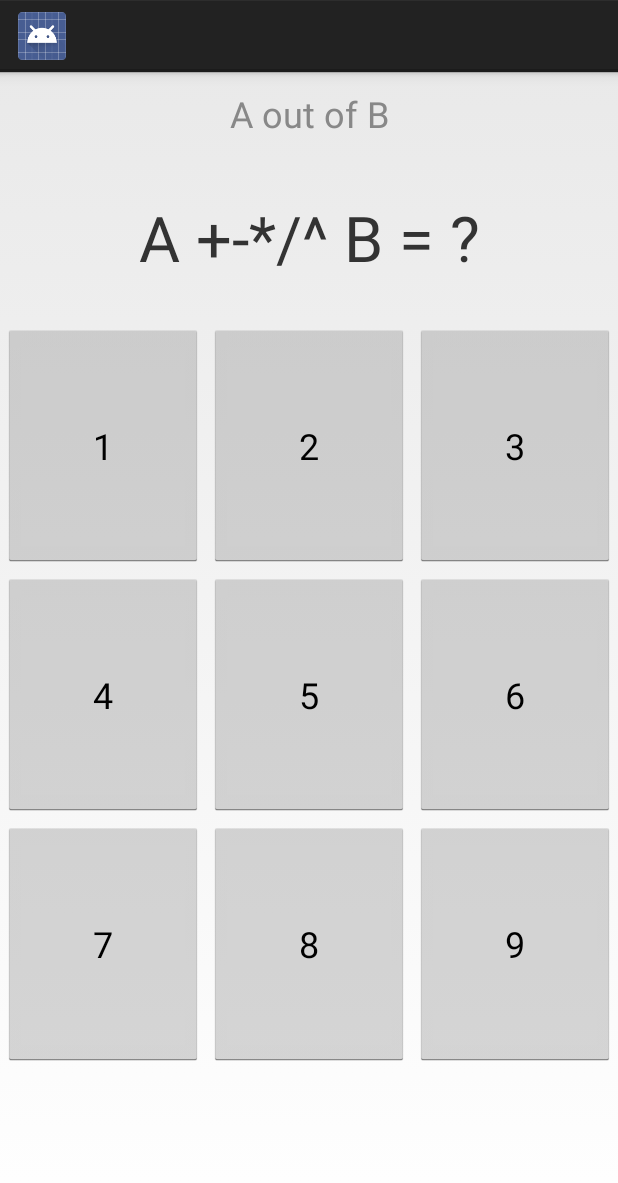
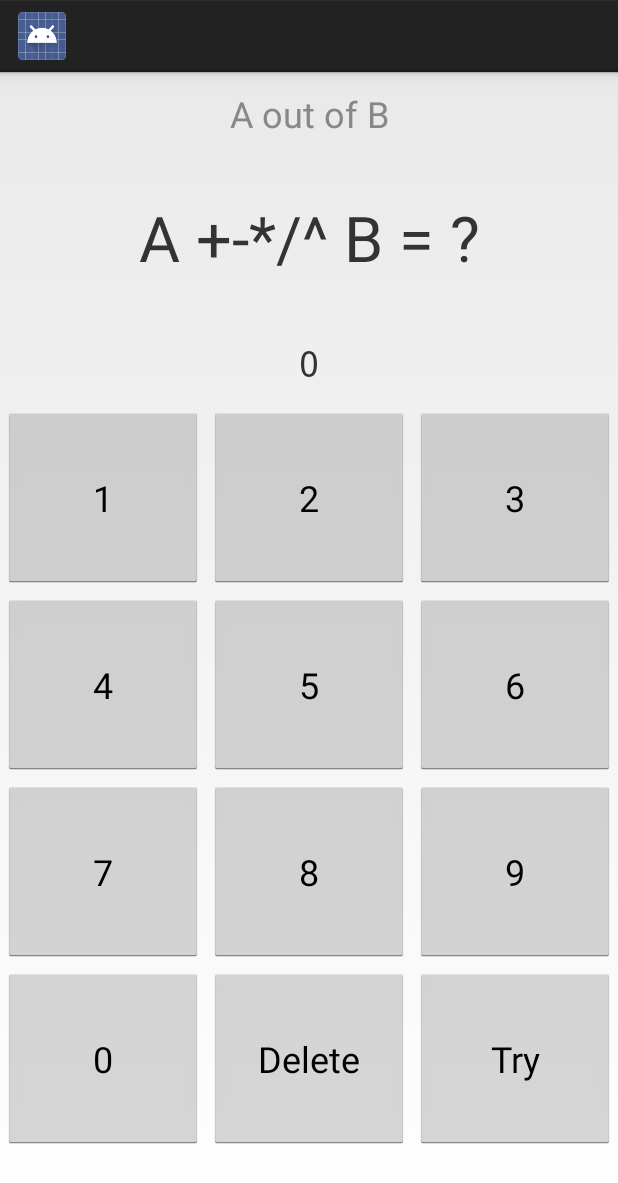
Before and after one commit to RedSponge/AndroidSchoolExercises, an Android app: the MathChallengeActivity screen opened directly, with no data from a screen before it, on a phone screen of 412 x 824 dp. Shown: the top 1183 px of the screen. Run offline under Robolectric (Android 15) with nearby library versions, the phone set to English and light mode, and no system bars.

Commit message:
Add all buttons and add number inputting and deleting functionality

```diff
--- a/app/src/main/java/com/redsponge/coolapp/projects/MathChallengeActivity.java
+++ b/app/src/main/java/com/redsponge/coolapp/projects/MathChallengeActivity.java
@@ -2,21 +2,31 @@ package com.redsponge.coolapp.projects;
 
 import android.app.Activity;
 import android.os.Bundle;
+import android.view.View;
 import android.widget.Button;
+import android.widget.TextView;
+import android.widget.Toast;
 
 import com.example.coolapp.R;
 
 public class MathChallengeActivity extends Activity {
 
-    private int[] buttonIds;
-    private Button[] buttons;
+    private static final int MAX_DIGITS = 6;
+    private int[] digitButtonIds;
+    private Button[] digitButtons;
+
+    private TextView tvQuestionNumberDisplay;
+    private TextView tvQuestion;
+    private TextView tvAnswerDisplay;
+    private int numberGuess;
 
     @Override
     protected void onCreate(Bundle savedInstanceState) {
         super.onCreate(savedInstanceState);
         setContentView(R.layout.activity_math_challenge);
 
-        buttonIds = new int[] {
+        digitButtonIds = new int[] {
+                R.id.buttonZero,
                 R.id.buttonOne,
                 R.id.buttonTwo,
                 R.id.buttonThree,
@@ -28,18 +38,44 @@ public class MathChallengeActivity extends Activity {
                 R.id.buttonNine,
         };
 
-        // TODO: Add 0
+        setupDigitButtons();
 
-        setupButtons();
+        tvQuestionNumberDisplay = findViewById(R.id.tvQuestionNumberDisplay);
+        tvQuestion = findViewById(R.id.tvQuestion);
+        tvAnswerDisplay = findViewById(R.id.tvAnswerDisplay);
+        numberGuess = 0;
     }
 
-    private void setupButtons() {
-        buttons = new Button[buttonIds.length];
-        for(int i = 0; i < buttonIds.length; i++) {
-            int buttonId = buttonIds[i];
+    private void setupDigitButtons() {
+        digitButtons = new Button[digitButtonIds.length];
+        for(int i = 0; i < digitButtonIds.length; i++) {
+            int buttonId = digitButtonIds[i];
             Button button = findViewById(buttonId);
-            button.setText("" + (i + 1));
-            buttons[i] = button;
+            button.setText("" + (i));
+            digitButtons[i] = button;
+
+            int finalI = i;
+            button.setOnClickListener((v) -> enterDigit(finalI));
         }
     }
+
+    private void enterDigit(int digit) {
+        if(("" + numberGuess).length() < MAX_DIGITS) {
+            numberGuess = (numberGuess * 10) + digit;
+            updateGuessDisplay();
+        }
+    }
+
+    private void updateGuessDisplay() {
+        tvAnswerDisplay.setText("" + numberGuess);
+    }
+
+    public void deleteGuess(View view) {
+        numberGuess = 0;
+        updateGuessDisplay();
+    }
+
+    public void tryGuess(View view) {
+        Toast.makeText(this, "Trying guess", Toast.LENGTH_SHORT).show();
+    }
 }
--- a/app/src/main/res/layout/activity_math_challenge.xml
+++ b/app/src/main/res/layout/activity_math_challenge.xml
@@ -11,29 +11,40 @@
         android:text="A out of B" android:gravity="center" android:textSize="24sp" android:textColor="#FF888888"/>
 
     <TextView
+        android:id="@+id/tvQuestion"
         android:layout_width="match_parent"
         android:layout_height="0dp" android:layout_weight="2" android:text="A +-*/^ B = ?" android:gravity="center" android:textSize="42sp" android:textColor="#333333"/>
 
+    <TextView
+        android:id="@+id/tvAnswerDisplay"
+        android:fontFamily="monospace"
+        android:layout_width="match_parent"
+        android:layout_height="0dp" android:layout_weight="1" android:text="0" android:gravity="center" android:textSize="24sp" android:textColor="#333333"/>
+
     <TableLayout
         android:layout_width="match_parent"
-        android:layout_height="0dp" android:layout_weight="9" android:weightSum="3">
+        android:layout_height="0dp" android:layout_weight="9" android:weightSum="4">
 
-        <TableRow android:layout_height="0dp" android:layout_weight="1" android:weightSum="3">
-            <Button android:id="@+id/buttonOne" android:textSize="24sp" android:layout_width="0dp" android:layout_weight="1" android:layout_height="match_parent" android:layout_margin="2dp" android:gravity="center"/>
-            <Button android:id="@+id/buttonTwo" android:textSize="24sp" android:layout_width="0dp" android:layout_weight="1" android:layout_height="match_parent" android:layout_margin="2dp" android:gravity="center"/>
-            <Button android:id="@+id/buttonThree" android:textSize="24sp" android:layout_width="0dp" android:layout_weight="1" android:layout_height="match_parent" android:layout_margin="2dp" android:gravity="center"/>
+        <TableRow android:layout_height="0dp" android:layout_weight="1">
+            <Button android:id="@+id/buttonOne" style="@style/MathChallengeDigit"/>
+            <Button android:id="@+id/buttonTwo" style="@style/MathChallengeDigit"/>
+            <Button android:id="@+id/buttonThree" style="@style/MathChallengeDigit"/>
         </TableRow>
         <TableRow android:layout_height="0dp" android:layout_weight="1">
-            <Button android:id="@+id/buttonFour" android:textSize="24sp" android:layout_width="0dp" android:layout_weight="1" android:layout_height="match_parent" android:layout_margin="2dp" android:gravity="center"/>
-            <Button android:id="@+id/buttonFive" android:textSize="24sp" android:layout_width="0dp" android:layout_weight="1" android:layout_height="match_parent" android:layout_margin="2dp" android:gravity="center"/>
-            <Button android:id="@+id/buttonSix" android:textSize="24sp" android:layout_width="0dp" android:layout_weight="1" android:layout_height="match_parent" android:layout_margin="2dp" android:gravity="center"/>
+            <Button android:id="@+id/buttonFour" style="@style/MathChallengeDigit"/>
+            <Button android:id="@+id/buttonFive" style="@style/MathChallengeDigit"/>
+            <Button android:id="@+id/buttonSix" style="@style/MathChallengeDigit"/>
         </TableRow>
         <TableRow android:layout_height="0dp" android:layout_weight="1">
-            <Button android:id="@+id/buttonSeven" android:textSize="24sp" android:layout_width="0dp" android:layout_weight="1" android:layout_height="match_parent" android:layout_margin="2dp" android:gravity="center"/>
-            <Button android:id="@+id/buttonEight" android:textSize="24sp" android:layout_width="0dp" android:layout_weight="1" android:layout_height="match_parent" android:layout_margin="2dp" android:gravity="center"/>
-            <Button android:id="@+id/buttonNine" android:textSize="24sp" android:layout_width="0dp" android:layout_weight="1" android:layout_height="match_parent" android:layout_margin="2dp" android:gravity="center"/>
+            <Button android:id="@+id/buttonSeven" style="@style/MathChallengeDigit"/>
+            <Button android:id="@+id/buttonEight" style="@style/MathChallengeDigit"/>
+            <Button android:id="@+id/buttonNine" style="@style/MathChallengeDigit"/>
         </TableRow>
-
+        <TableRow android:layout_weight="1">
+            <Button android:id="@+id/buttonZero" style="@style/MathChallengeDigit"/>
+            <Button android:id="@+id/buttonDelete" style="@style/MathChallengeDigit" android:text="Delete" android:onClick="deleteGuess"/>
+            <Button android:id="@+id/buttonTry" style="@style/MathChallengeDigit" android:text="Try" android:onClick="tryGuess"/>
+        </TableRow>
     </TableLayout>
 
 </LinearLayout>
--- a/app/src/main/res/values/styles.xml
+++ b/app/src/main/res/values/styles.xml
@@ -18,5 +18,13 @@
         <item name="android:fontFamily">monospace</item>
         <item name="android:gravity">center</item>
     </style>
+    <style name="MathChallengeDigit">
+        <item name="android:textSize">24sp</item>
+        <item name="android:layout_width">0dp</item>
+        <item name="android:layout_weight">1</item>
+        <item name="android:layout_height">match_parent</item>
+        <item name="android:layout_margin">2dp</item>
+        <item name="android:gravity">center</item>
+    </style>
 
 </resources>
```
